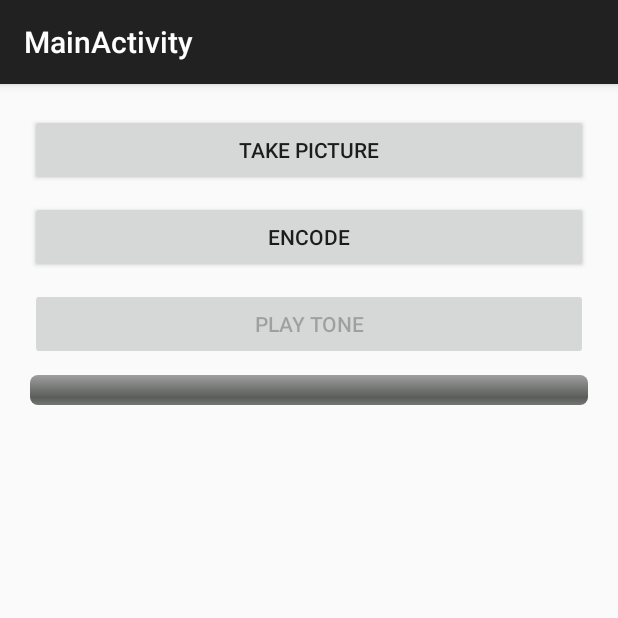
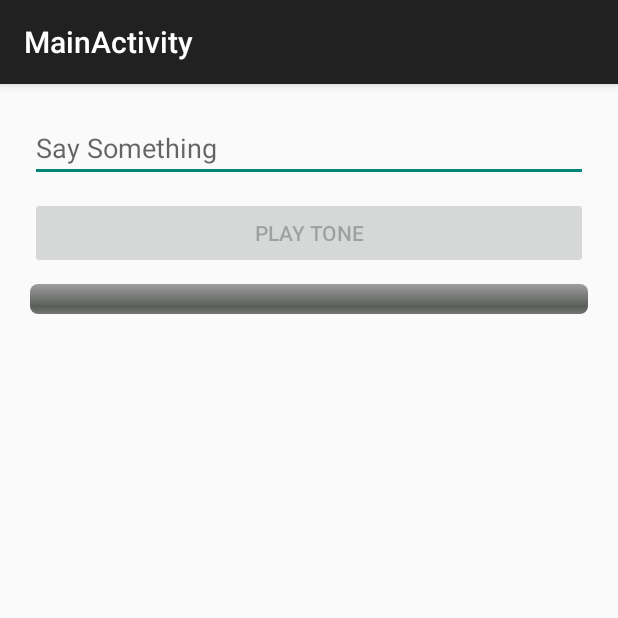
Before and after one commit to rraval/pied-piper, an Android app: the screen it shows after launch (MainActivity), after a tap on "PLAY TONE", on a phone screen of 412 x 824 dp, the top half of it. Run offline under Robolectric (Android 15) with nearby library versions, the phone set to English and light mode, and no system bars; 2 statements that could not run were skipped.

Commit message:
[android][python] rejigger to transmit text only

```diff
--- a/android/app/src/main/java/com/zeroindexed/piedpiper/BitstreamToneGenerator.java
+++ b/android/app/src/main/java/com/zeroindexed/piedpiper/BitstreamToneGenerator.java
@@ -7,8 +7,8 @@ import java.util.Iterator;
 
 public class BitstreamToneGenerator implements ToneThread.ToneIterator {
     final static int START_HZ = 1024;
-    final static int STEP_HZ = 16;
-    final static int BITS = 8;
+    final static int STEP_HZ = 256;
+    final static int BITS = 4;
 
     final static int HANDSHAKE_START_HZ = 8192;
     final static int HANDSHAKE_END_HZ = 8192 + 512;
--- a/android/app/src/main/java/com/zeroindexed/piedpiper/MainActivity.java
+++ b/android/app/src/main/java/com/zeroindexed/piedpiper/MainActivity.java
@@ -1,33 +1,22 @@
 package com.zeroindexed.piedpiper;
 
-import android.content.Intent;
-import android.graphics.Bitmap;
-import android.os.AsyncTask;
 import android.os.Bundle;
-import android.os.Environment;
-import android.provider.MediaStore;
 import android.support.v7.app.ActionBarActivity;
-import android.util.Log;
 import android.view.View;
-import android.widget.ImageView;
+import android.widget.EditText;
 import android.widget.ProgressBar;
 
 import com.casualcoding.reedsolomon.EncoderDecoder;
-import com.google.zxing.common.reedsolomon.ReedSolomonEncoder;
-import com.google.zxing.common.reedsolomon.Util;
 
 import java.io.ByteArrayInputStream;
-import java.io.File;
-import java.io.FileDescriptor;
-import java.io.FileOutputStream;
-import java.io.IOException;
+import java.nio.charset.Charset;
 
 
 public class MainActivity extends ActionBarActivity implements ToneThread.ToneCallback {
     static final int REQUEST_IMAGE_CAPTURE = 1;
-    static final int FEC_BYTES = 2;
+    static final int FEC_BYTES = 4;
 
-    ImageView picture_preview;
+    EditText text;
     View play_tone;
     ProgressBar progress;
 
@@ -36,25 +25,15 @@ public class MainActivity extends ActionBarActivity implements ToneThread.ToneCa
         super.onCreate(savedInstanceState);
         setContentView(R.layout.activity_main);
 
-        findViewById(R.id.take_picture).setOnClickListener(new View.OnClickListener() {
-            @Override
-            public void onClick(View v) {
-                Intent intent = new Intent(MediaStore.ACTION_IMAGE_CAPTURE);
-                if (intent.resolveActivity(getPackageManager()) != null) {
-                    startActivityForResult(intent, REQUEST_IMAGE_CAPTURE);
-                }
-            }
-        });
-        picture_preview = (ImageView) findViewById(R.id.picture_preview);
-
+        text = (EditText) findViewById(R.id.text);
         play_tone = findViewById(R.id.play_tone);
         progress = (ProgressBar) findViewById(R.id.progress);
         play_tone.setOnClickListener(new View.OnClickListener() {
             @Override
             public void onClick(View v) {
-                byte[] payload = new byte[]{
-                        13, 56, 81, 89, 107, 19, (byte) 251,
-                };
+                String message = text.getText().toString();
+                byte[] payload = new byte[0];
+                payload = message.getBytes(Charset.forName("UTF-8"));
 
                 EncoderDecoder encoder = new EncoderDecoder();
                 final byte[] fec_payload;
@@ -71,21 +50,6 @@ public class MainActivity extends ActionBarActivity implements ToneThread.ToneCa
                 new ToneThread(tone, MainActivity.this).start();
             }
         });
-
-        findViewById(R.id.encode).setOnClickListener(new View.OnClickListener() {
-            @Override
-            public void onClick(View v) {
-                try {
-                    EncoderDecoder enc = new EncoderDecoder();
-                    String message = new String("EncoderDecoder Example");
-                    byte[] data = message.getBytes();
-                    byte[] encoded_data = enc.encodeData(data, 5);
-                    Log.i("DEBUG", "encoded: " + Util.toHex(encoded_data));
-                } catch (EncoderDecoder.DataTooLargeException e) {
-                    Log.e("DEBUG", "data too large", e);
-                }
-            }
-        });
     }
 
     @Override
@@ -99,32 +63,4 @@ public class MainActivity extends ActionBarActivity implements ToneThread.ToneCa
         play_tone.setEnabled(true);
         progress.setProgress(0);
     }
-
-    @Override
-    protected void onActivityResult(int requestCode, int resultCode, Intent data) {
-        if (requestCode == REQUEST_IMAGE_CAPTURE && resultCode == RESULT_OK) {
-            Bundle extras = data.getExtras();
-            final Bitmap bm = (Bitmap) extras.get("data");
-            picture_preview.setImageBitmap(bm);
-
-            final File dir = MainActivity.this.getExternalFilesDir(Environment.DIRECTORY_PICTURES);
-            Log.i("DEBUG", "got bitmap: " + bm.getWidth() + "x" + bm.getHeight());
-            new AsyncTask<Void, Void, Void>() {
-                @Override
-                protected Void doInBackground(Void... params) {
-                    try {
-                        File output = File.createTempFile("photo-", ".jpg", dir);
-                        FileOutputStream fos = new FileOutputStream(output);
-                        bm.compress(Bitmap.CompressFormat.JPEG, 50, fos);
-                        fos.close();
-
-                        Log.e("DEBUG", "file size: " + output.length());
-                    } catch (IOException e) {
-                        Log.e("DEBUG", "fail", e);
-                    }
-                    return null;
-                }
-            }.execute();
-        }
-    }
 }
--- a/android/app/src/main/res/layout/activity_main.xml
+++ b/android/app/src/main/res/layout/activity_main.xml
@@ -8,26 +8,11 @@
         android:layout_margin="20dip"
         android:orientation="vertical">
 
-        <Button
-            android:id="@+id/take_picture"
+        <EditText
+            android:id="@+id/text"
             android:layout_width="match_parent"
             android:layout_height="wrap_content"
-            android:layout_centerInParent="true"
-            android:text="Take Picture" />
-
-        <ImageView
-            android:id="@+id/picture_preview"
-            android:layout_width="match_parent"
-            android:layout_height="wrap_content"
-            android:scaleType="centerInside"/>
-
-        <Button
-            android:id="@+id/encode"
-            android:layout_width="match_parent"
-            android:layout_height="wrap_content"
-            android:layout_centerInParent="true"
-            android:layout_marginTop="10dip"
-            android:text="Encode" />
+            android:hint="Say Something"/>
 
         <Button
             android:id="@+id/play_tone"
```
Also changed, not shown: 1 other file.
